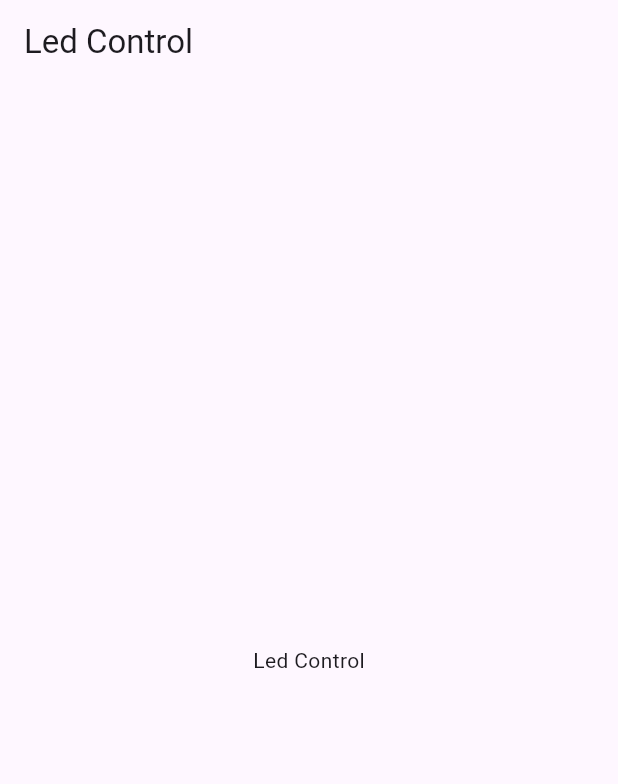
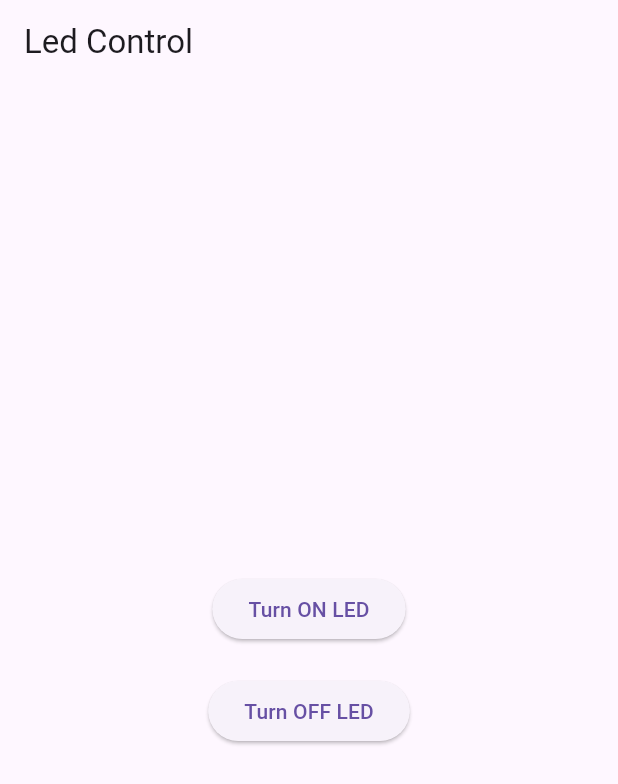
Before and after one commit to vprabhu1771/flutter_arduino, a Flutter app: the screen it shows after launch, on a phone screen of 412 x 824 dp. Shown: the top 784 px of the screen. Run offline on Flutter 3.47's test engine with Material 3 defaults, Android fonts, the phone set to English and light mode, and no system bars.

Commit message:
LedBlinkScreen UI added

```diff
--- a/lib/screen/LedBlinkScreen.dart
+++ b/lib/screen/LedBlinkScreen.dart
@@ -1,4 +1,9 @@
+import 'dart:convert';
+
 import 'package:flutter/material.dart';
+import 'package:http/http.dart' as http;
+
+import '../utils/Constants.dart';
 
 class LedBlinkScreen extends StatefulWidget {
 
@@ -12,6 +17,44 @@ class LedBlinkScreen extends StatefulWidget {
 
 class _LedBlinkScreenState extends State<LedBlinkScreen> {
 
+  bool isLoading = false;
+
+  Future<void> controlLed(String action) async {
+    setState(() {
+      isLoading = true;
+    });
+
+    final url = Uri.parse(Constants.BASE_URL + Constants.BLINK_LED);
+    final headers = {'Content-Type': 'application/json'};
+    final body = {'blink': action};
+
+    try {
+      final response = await http.post(
+        url,
+        headers: headers,
+        body: jsonEncode(body),
+      );
+
+      if (response.statusCode == 200) {
+        ScaffoldMessenger.of(context).showSnackBar(
+          SnackBar(content: Text('LED ${action == "1" ? "turned ON" : "turned OFF"}')),
+        );
+      } else {
+        ScaffoldMessenger.of(context).showSnackBar(
+          SnackBar(content: Text('Failed to control LED: ${response.body}')),
+        );
+      }
+    } catch (e) {
+      ScaffoldMessenger.of(context).showSnackBar(
+        SnackBar(content: Text('Error: $e')),
+      );
+    } finally {
+      setState(() {
+        isLoading = false;
+      });
+    }
+  }
+
   @override
   Widget build(BuildContext context) {
     return Scaffold(
@@ -19,7 +62,22 @@ class _LedBlinkScreenState extends State<LedBlinkScreen> {
         title: Text(widget.title),
       ),
       body: Center(
-        child: Text(widget.title),
+        child: isLoading
+            ? CircularProgressIndicator()
+            : Column(
+          mainAxisAlignment: MainAxisAlignment.center,
+          children: [
+            ElevatedButton(
+              onPressed: () => controlLed("1"), // "1" to turn ON
+              child: const Text('Turn ON LED'),
+            ),
+            const SizedBox(height: 20),
+            ElevatedButton(
+              onPressed: () => controlLed("0"), // "0" to turn OFF
+              child: const Text('Turn OFF LED'),
+            ),
+          ],
+        ),
       ),
     );
   }
```
